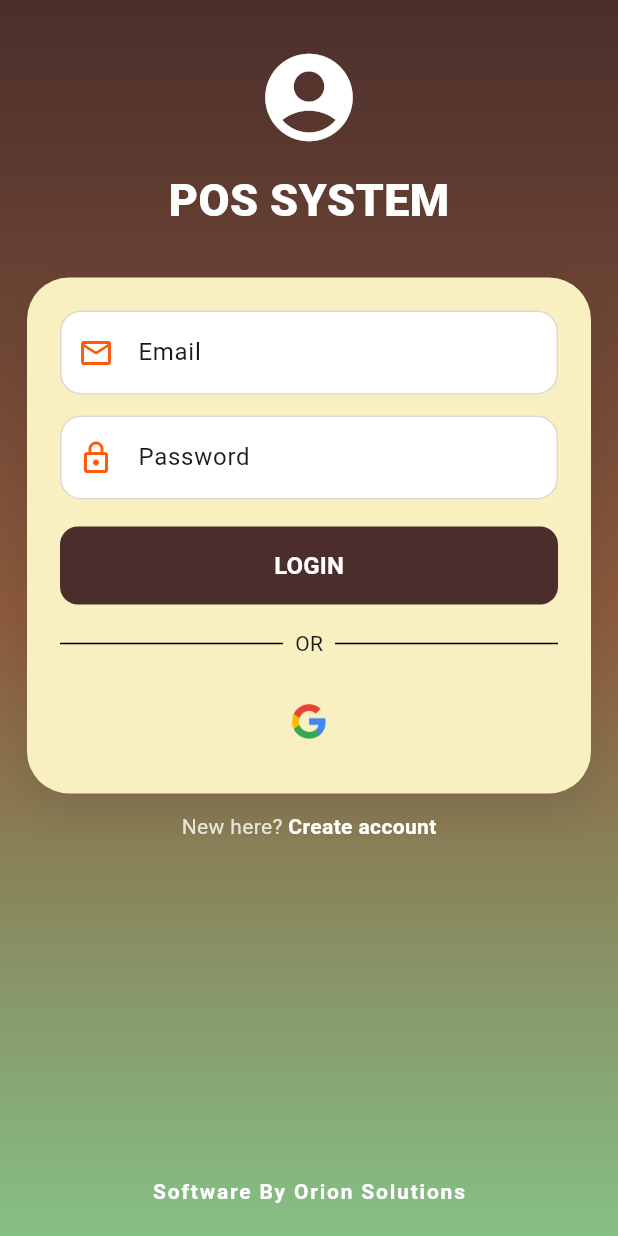
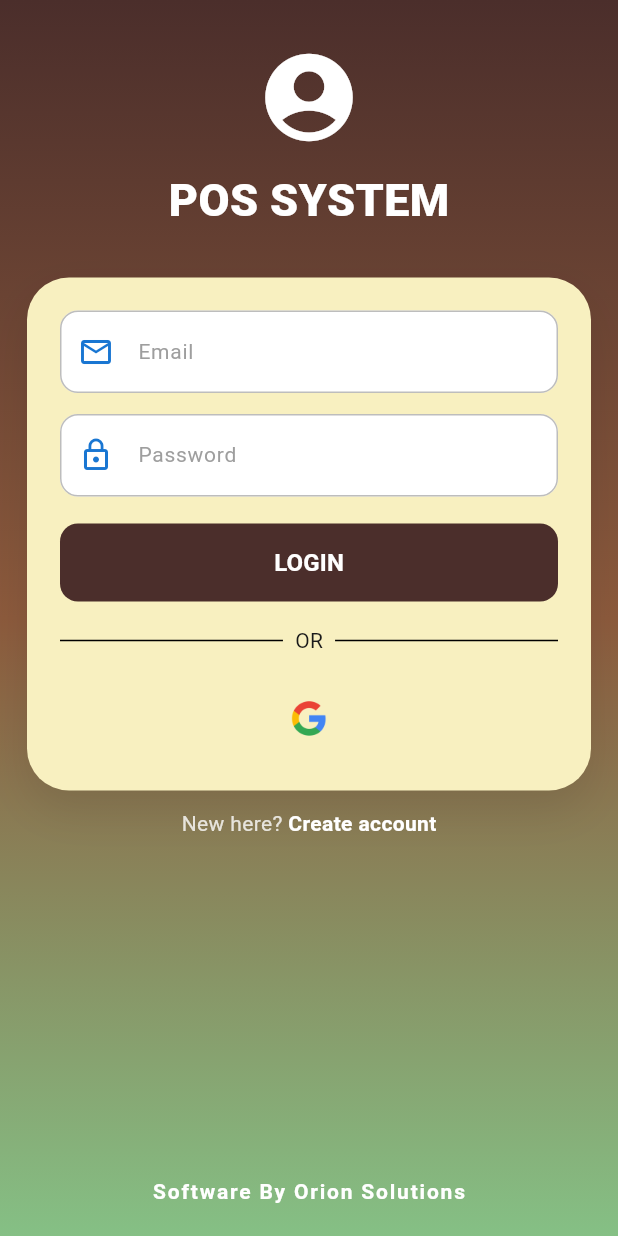
Before and after one commit to muzammil608/pos_system, a Flutter app: the screen it shows after launch, on a phone screen of 412 x 824 dp. Run offline on Flutter 3.47's test engine with Material 3 defaults, Android fonts, the phone set to English and light mode, and no system bars; our stand-ins replace cloud_firestore, firebase_auth, firebase_core, firebase_storage, fl_chart, google_sign_in and 3 more; accounts and stored records are empty.

Commit message:
error logs on login screen

```diff
--- a/lib/screens/auth/login_screen.dart
+++ b/lib/screens/auth/login_screen.dart
@@ -18,7 +18,10 @@ class _LoginScreenState extends State<LoginScreen> {
   final TextEditingController _passwordController = TextEditingController();
 
   bool _navigated = false;
-  AuthLoginResult? _loginResult;
+  bool _isLoading = false;
+
+  String? _emailError;
+  String? _passwordError;
 
   @override
   void dispose() {
@@ -38,57 +41,145 @@ class _LoginScreenState extends State<LoginScreen> {
   }
 
   Future<void> _handleEmailLogin() async {
-    // Clear previous errors
     setState(() {
-      _loginResult = null;
+      _emailError = null;
+      _passwordError = null;
+      _isLoading = true;
     });
 
     final auth = Provider.of<AuthProvider>(context, listen: false);
 
-    final result = await auth.login(
+    final AuthLoginResult? result = await auth.login(
       _emailController.text.trim(),
       _passwordController.text.trim(),
     );
 
     if (!mounted) return;
 
+    if (result == null) {
+      Provider.of<CartProvider>(context, listen: false).clear();
+      _goToPos();
+    } else {
       setState(() {
-      _loginResult = result;
+        _emailError = result.emailError;
+        _passwordError = result.passwordError;
+        _isLoading = false;
+      });
+    }
+  }
+
+  Future<void> _handleGoogleLogin() async {
+    setState(() {
+      _emailError = null;
+      _passwordError = null;
+      _isLoading = true;
     });
 
-    if (result == null) {
+    final auth = Provider.of<AuthProvider>(context, listen: false);
+    final String? error = await auth.signInWithGoogle();
+
+    if (!mounted) return;
+
+    setState(() {
+      _isLoading = false;
+    });
+
+    if (error != null) {
+      ScaffoldMessenger.of(context).showSnackBar(
+        SnackBar(
+          content: Text(error),
+          backgroundColor: const Color(0xFFD32F2F),
+        ),
+      );
+    } else {
       Provider.of<CartProvider>(context, listen: false).clear();
       _goToPos();
     }
   }
 
-  Future<void> _handleGoogleLogin() async {
-    final auth = Provider.of<AuthProvider>(context, listen: false);
-    final error = await auth.signInWithGoogle();
+  Widget _buildField({
+    required TextEditingController controller,
+    required String hint,
+    required IconData icon,
+    required String? errorText,
+    required void Function(String) onChanged,
+    bool obscure = false,
+    TextInputType keyboardType = TextInputType.text,
+  }) {
+    const errorColor = Color(0xFFD32F2F);
+    const activeColor = Color(0xFF1976D2);
+    const outlineColor = Color(0xFFBDBDBD);
 
-    if (!mounted) return;
+    final bool isEmptyFieldError =
+        errorText == "Please fill out required field!";
 
-    setState(() {
-      _loginResult = null; // Clear email/password errors on Google attempt
-      if (error != null) {
-        ScaffoldMessenger.of(context).showSnackBar(
-          SnackBar(content: Text(error)),
+    final bool showErrorBelow = errorText != null && !isEmptyFieldError;
+    final bool hasError = errorText != null;
+
+    return TextField(
+      controller: controller,
+      obscureText: obscure,
+      keyboardType: keyboardType,
+      onChanged: onChanged,
+      style: const TextStyle(fontSize: 15),
+      decoration: InputDecoration(
+        hintText: isEmptyFieldError ? errorText : hint,
+        hintStyle: TextStyle(
+          color: isEmptyFieldError ? errorColor : Colors.grey,
+          fontSize: 14,
+          fontWeight: isEmptyFieldError ? FontWeight.w500 : FontWeight.normal,
+        ),
+        prefixIcon: Icon(
+          icon,
+          color: hasError ? errorColor : activeColor,
+        ),
+        contentPadding:
+            const EdgeInsets.symmetric(horizontal: 12, vertical: 16),
+        errorText: showErrorBelow ? errorText : null,
+        errorStyle: const TextStyle(
+          color: errorColor,
+          fontSize: 12,
+          fontWeight: FontWeight.w500,
+        ),
+        border: OutlineInputBorder(
+          borderRadius: BorderRadius.circular(12),
+        ),
+        enabledBorder: OutlineInputBorder(
+          borderRadius: BorderRadius.circular(12),
+          borderSide: BorderSide(
+            color: hasError ? errorColor : outlineColor,
+            width: hasError ? 1.5 : 1.0,
+          ),
+        ),
+        focusedBorder: OutlineInputBorder(
+          borderRadius: BorderRadius.circular(12),
+          borderSide: BorderSide(
+            color: hasError ? errorColor : activeColor,
+            width: 2.0,
+          ),
+        ),
+        errorBorder: OutlineInputBorder(
+          borderRadius: BorderRadius.circular(12),
+          borderSide: const BorderSide(
+            color: errorColor,
+            width: 1.5,
+          ),
+        ),
+        focusedErrorBorder: OutlineInputBorder(
+          borderRadius: BorderRadius.circular(12),
+          borderSide: const BorderSide(
+            color: errorColor,
+            width: 2.0,
+          ),
+        ),
+      ),
     );
-      }
-    });
-
-    if (error == null) {
-      Provider.of<CartProvider>(context, listen: false).clear();
-      _goToPos();
-    }
   }
 
   @override
   Widget build(BuildContext context) {
     return Scaffold(
-      body: Consumer<AuthProvider>(
-        builder: (context, auth, _) {
-          return Container(
+      body: Container(
         decoration: BoxDecoration(
           gradient: LinearGradient(
             colors: [
@@ -111,15 +202,12 @@ class _LoginScreenState extends State<LoginScreen> {
                       mainAxisAlignment: MainAxisAlignment.center,
                       children: [
                         const SizedBox(height: 30),
-
                         Icon(
                           Icons.account_circle_rounded,
                           size: 70,
                           color: Theme.of(context).colorScheme.onPrimary,
                         ),
-
                         const SizedBox(height: 12),
-
                         Text(
                           "POS SYSTEM",
                           style: TextStyle(
@@ -128,13 +216,9 @@ class _LoginScreenState extends State<LoginScreen> {
                             color: Theme.of(context).colorScheme.onPrimary,
                           ),
                         ),
-
                         const SizedBox(height: 30),
-
-                            // CARD
                         Container(
-                              margin:
-                                  const EdgeInsets.symmetric(horizontal: 18),
+                          margin: const EdgeInsets.symmetric(horizontal: 18),
                           padding: const EdgeInsets.all(22),
                           decoration: BoxDecoration(
                             color: Theme.of(context).colorScheme.surface,
@@ -144,7 +228,7 @@ class _LoginScreenState extends State<LoginScreen> {
                                 color: Theme.of(context)
                                     .colorScheme
                                     .onSurface
-                                        .withOpacity(0.12),
+                                    .withValues(alpha: 0.12),
                                 blurRadius: 25,
                                 offset: const Offset(0, 12),
                               ),
@@ -153,115 +237,55 @@ class _LoginScreenState extends State<LoginScreen> {
                           child: Column(
                             mainAxisSize: MainAxisSize.min,
                             children: [
-                                  // EMAIL FIELD - UPDATED ✅
-                                  TextFormField(
+                              _buildField(
                                 controller: _emailController,
+                                hint: "Email",
+                                icon: Icons.email_outlined,
+                                errorText: _emailError,
                                 keyboardType: TextInputType.emailAddress,
-                                    onChanged: (_) =>
-                                        setState(() => _loginResult = null),
-                                    decoration: InputDecoration(
-                                      hintText: "Email",
-                                      prefixIcon: Icon(
-                                        Icons.email_outlined,
-                                        color: Theme.of(context)
-                                            .colorScheme
-                                            .primary,
-                                      ),
-                                      // ✅ Shows "invalid email or not registered"
-                                      errorText: _loginResult?.emailError,
-                                      errorStyle: TextStyle(
-                                        color: Colors.red[400],
-                                        fontSize: 13,
-                                      ),
-                                      border: OutlineInputBorder(
-                                        borderRadius: BorderRadius.circular(12),
-                                      ),
-                                      focusedBorder: OutlineInputBorder(
-                                        borderRadius: BorderRadius.circular(12),
-                                        borderSide: BorderSide(
-                                          color: Theme.of(context)
-                                              .colorScheme
-                                              .primary,
-                                        ),
-                                      ),
-                                    ),
-                                    validator: (value) {
-                                      if (value == null || value.isEmpty) {
-                                        return 'Please enter email';
+                                onChanged: (_) {
+                                  if (_emailError != null) {
+                                    setState(() {
+                                      _emailError = null;
+                                    });
                                   }
-                                      if (!value.contains('@')) {
-                                        return 'Please enter valid email';
-                                      }
-                                      return null;
                                 },
                               ),
-
                               const SizedBox(height: 14),
-
-                                  // PASSWORD FIELD - UPDATED ✅
-                                  TextFormField(
+                              _buildField(
                                 controller: _passwordController,
-                                    obscureText: true,
-                                    onChanged: (_) =>
-                                        setState(() => _loginResult = null),
-                                    decoration: InputDecoration(
-                                      hintText: "Password",
-                                      prefixIcon: Icon(
-                                        Icons.lock_outline,
-                                        color: Theme.of(context)
-                                            .colorScheme
-                                            .primary,
-                                      ),
-                                      // ✅ Shows same custom error
-                                      errorText: _loginResult?.emailError,
-                                      errorStyle: TextStyle(
-                                        color: Colors.red[400],
-                                        fontSize: 13,
-                                      ),
-                                      border: OutlineInputBorder(
-                                        borderRadius: BorderRadius.circular(12),
-                                      ),
-                                      focusedBorder: OutlineInputBorder(
-                                        borderRadius: BorderRadius.circular(12),
-                                        borderSide: BorderSide(
-                                          color: Theme.of(context)
-                                              .colorScheme
-                                              .primary,
-                                        ),
-                                      ),
-                                    ),
-                                    validator: (value) {
-                                      if (value == null || value.isEmpty) {
-                                        return 'Please enter password';
+                                hint: "Password",
+                                icon: Icons.lock_outline,
+                                errorText: _passwordError,
+                                obscure: true,
+                                onChanged: (_) {
+                                  if (_passwordError != null) {
+                                    setState(() {
+                                      _passwordError = null;
+                                    });
                                   }
-                                      return null;
                                 },
                               ),
-
                               const SizedBox(height: 18),
-
                               SizedBox(
                                 width: double.infinity,
                                 height: 52,
                                 child: ElevatedButton(
-                                      onPressed: auth.isLoading
-                                          ? null
-                                          : _handleEmailLogin,
+                                  onPressed:
+                                      _isLoading ? null : _handleEmailLogin,
                                   style: ElevatedButton.styleFrom(
                                     shape: RoundedRectangleBorder(
-                                          borderRadius:
-                                              BorderRadius.circular(12),
+                                      borderRadius: BorderRadius.circular(12),
                                     ),
                                   ),
-                                      child: auth.isLoading
+                                  child: _isLoading
                                       ? const SizedBox(
                                           height: 20,
                                           width: 20,
                                           child: CircularProgressIndicator(
                                             strokeWidth: 2,
                                             valueColor:
-                                                    AlwaysStoppedAnimation<
-                                                        Color>(
+                                                AlwaysStoppedAnimation<Color>(
                                               Colors.white,
                                             ),
                                           ),
@@ -275,10 +299,7 @@ class _LoginScreenState extends State<LoginScreen> {
                                         ),
                                 ),
                               ),
-
                               const SizedBox(height: 16),
-
-                                  // -------- OR DIVIDER --------
                               Row(
                                 children: const [
                                   Expanded(child: Divider()),
@@ -290,13 +311,10 @@ class _LoginScreenState extends State<LoginScreen> {
                                   Expanded(child: Divider()),
                                 ],
                               ),
-
                               const SizedBox(height: 16),
-
                               IconButton(
-                                    onPressed: auth.isLoading
-                                        ? null
-                                        : _handleGoogleLogin,
+                                onPressed:
+                                    _isLoading ? null : _handleGoogleLogin,
                                 style: IconButton.styleFrom(
                                   backgroundColor:
                                       Theme.of(context).colorScheme.surface,
@@ -314,9 +332,7 @@ class _LoginScreenState extends State<LoginScreen> {
                             ],
                           ),
                         ),
-
                         const SizedBox(height: 12),
-
                         Row(
                           mainAxisAlignment: MainAxisAlignment.center,
                           children: [
@@ -326,28 +342,25 @@ class _LoginScreenState extends State<LoginScreen> {
                                 color: Theme.of(context)
                                     .colorScheme
                                     .onPrimary
-                                        .withOpacity(0.8),
+                                    .withValues(alpha: 0.8),
                               ),
                             ),
                             GestureDetector(
-                                  onTap: () =>
-                                      Navigator.pushNamed(context, '/signup'),
+                              onTap: () {
+                                Navigator.pushNamed(context, '/signup');
+                              },
                               child: Text(
                                 "Create account",
                                 style: TextStyle(
-                                      color: Theme.of(context)
-                                          .colorScheme
-                                          .onPrimary,
+                                  color:
+                                      Theme.of(context).colorScheme.onPrimary,
                                   fontWeight: FontWeight.bold,
                                 ),
                               ),
                             ),
                           ],
                         ),
-
                         const Spacer(),
-
-                            // -------- BOTTOM TEXT ONLY --------
                         const Column(
                           children: [
                             Text(
@@ -369,8 +382,6 @@ class _LoginScreenState extends State<LoginScreen> {
             },
           ),
         ),
-          );
-        },
       ),
     );
   }
```
Also changed, not shown: lib/providers/auth_provider.dart (+71 -26 lines), lib/providers/cart_provider.dart (+3 -5 lines), lib/screens/kitchen/kitchen_screen.dart (+38 -48 lines). Lines whose indentation alone changed are shown as unchanged.
